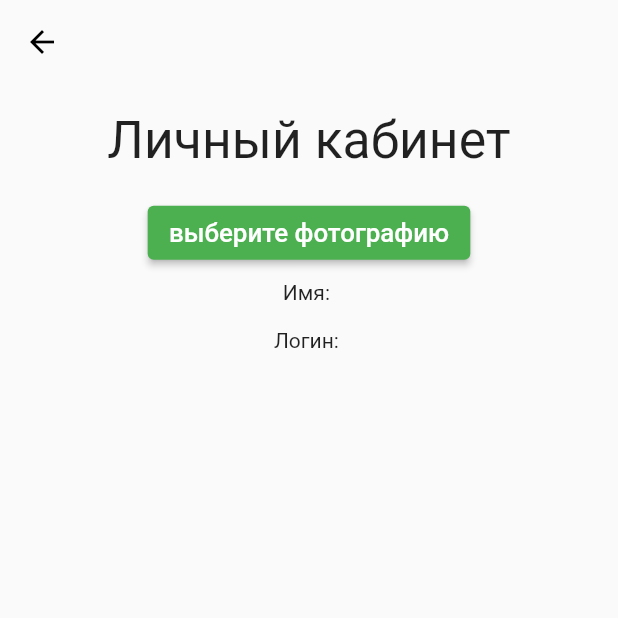
After one commit to sn1cka/diploma_flutter, a Flutter app: the MyOwnPage screen opened directly, after a tap on "выберите фотографию", on a phone screen of 412 x 824 dp, the top half of it. The commit adds this screen. Run offline on Flutter 3.47's test engine with Material 2 defaults, Android fonts, the phone set to English and light mode, and no system bars; our stand-ins replace cached_network_image, carousel_slider, dio, flutter_screenutil, hive, hive_flutter and 3 more; accounts and stored records are empty; generated files the repository leaves out were written again; network calls fail.

Commit message:
Added login and etc

```diff
--- a/lib/api/api_caller.dart
+++ b/lib/api/api_caller.dart
@@ -1,3 +1,5 @@
+import 'dart:io';
+
 import 'package:dio/dio.dart';
 import 'package:flutter_app/api/company_model.dart';
 import 'package:flutter_app/api/tour_model.dart';
@@ -21,11 +23,8 @@ abstract class RestClient {
 
   @POST('api/users/')
   @FormUrlEncoded()
-  Future<String> createUser(
-      @Field() String email,
-      @Field() String username,
-      @Field() String password,
-      @Field() String first_name);
+  Future<String> createUser(@Field() String email, @Field() String username,
+      @Field() String password, @Field() String first_name);
 
   @POST('api/jwt/create/')
   @FormUrlEncoded()
@@ -33,4 +32,16 @@ abstract class RestClient {
     @Field() String username,
     @Field() String password,
   );
+
+  @GET('api/users/me/')
+  Future<TokenResponseModel> getUser();
+
+  @MultiPart()
+  @POST('api/feeds')
+  Future<TokenResponseModel> postFeed(
+    @Part(name: 'photo' ) File photo,
+    @Field() int company,
+    @Field() String name,
+    @Field() String feed,
+  );
 }
--- a/lib/api/user_response_model.dart
+++ b/lib/api/user_response_model.dart
@@ -7,8 +7,11 @@ class ResponseModel {
   String? detail;
   String? username;
   String? password;
+  String? first_name;
 
-  ResponseModel({this.detail, this.username, this.password});
+  int? id;
+
+  ResponseModel({this.detail, this.username, this.password, this.id, this.first_name});
 
   factory ResponseModel.fromJson(Map<String, dynamic> json) => _$ResponseModelFromJson(json);
 
--- a/lib/components/drawer.dart
+++ b/lib/components/drawer.dart
@@ -2,6 +2,7 @@ import 'package:flutter/material.dart';
 import 'package:flutter_app/api/company_model.dart';
 import 'package:flutter_app/main.dart';
 import 'package:flutter_app/screens/feed_screen.dart';
+import 'package:flutter_app/screens/my_page.dart';
 import 'package:flutter_app/screens/registration_screen.dart';
 import 'package:flutter_app/screens/start_screen.dart';
 import 'package:flutter_app/screens/tour_suggestion_screen.dart';
@@ -42,7 +43,7 @@ class MyDrawer extends StatelessWidget {
             title: Text('Личный кабинет'),
             onTap: () {
               Navigator.pop(context);
-              openNewScreen(RegistrationScreen(), context);
+              openNewScreen(MyOwnPage(), context);
             },
           ),
           ListTile(
--- a/lib/screens/login_screen.dart
+++ b/lib/screens/login_screen.dart
@@ -54,7 +54,7 @@ class _LoginFormsState extends State<LoginForms> {
                   crossAxisAlignment: CrossAxisAlignment.start,
                   children: [
                     createForm(
-                        labelText: 'Email*',
+                        labelText: 'Логин*',
                         onChanged: (value) {
                           login = value;
                         },
@@ -80,8 +80,6 @@ class _LoginFormsState extends State<LoginForms> {
                         child: ElevatedButton(
                           onPressed: () async {
                             if (!isLoading && _formKey.currentState!.validate()) {
-                              // ScaffoldMessenger.of(context).showSnackBar(
-                              //     SnackBar(content: Text('Выполняется вход')));
                               auth();
                             }
                           },
--- a/lib/screens/main_screen.dart
+++ b/lib/screens/main_screen.dart
@@ -35,6 +35,7 @@ class _MainScreenState extends State<MainScreen> {
 
     apiClient.getAllTours().then((value) {
       setState(() {
+        value.sort((a,b) => -a.variants.length.compareTo(b.variants.length));
         popularTour = value.first;
         actual = value;
       });
--- /dev/null
+++ b/lib/screens/my_page.dart
@@ -0,0 +1,134 @@
+import 'dart:io';
+
+import 'package:dio/dio.dart';
+import 'package:flutter/material.dart';
+import 'package:flutter/widgets.dart';
+import 'package:flutter_app/api/api_caller.dart';
+import 'package:flutter_app/components/app_bar.dart';
+import 'package:flutter_screenutil/flutter_screenutil.dart';
+import 'package:hive/hive.dart';
+import 'package:image_picker/image_picker.dart';
+import 'package:logger/logger.dart';
+import 'package:path_provider/path_provider.dart';
+
+class MyOwnPage extends StatefulWidget {
+  const MyOwnPage({Key? key}) : super(key: key);
+
+  @override
+  _MyOwnPageState createState() => _MyOwnPageState();
+}
+
+class _MyOwnPageState extends State<MyOwnPage> {
+  File? image;
+  var name = '';
+  var login = '';
+  var isLoading = false;
+  late RestClient apicaller;
+  var refreshKey = GlobalKey<RefreshIndicatorState>();
+
+  void getData() {
+    var logger = Logger();
+    apicaller.getUser().then((value) {
+      setState(() {
+        name = value.first_name!;
+        login = value.username!;
+      });
+      logger.i(value.toJson());
+    }, onError: (e, s) {
+      logger.e(e);
+      logger.e(s);
+    });
+  }
+
+  @override
+  void initState() {
+    // TODO: implement initState
+    super.initState();
+    var dio = Dio();
+
+    var token = Hive.box('MyBox').get('token');
+    print(token);
+    dio.options.headers["Authorization"] = 'Bearer $token';
+    apicaller = RestClient(dio);
+    getImagePath().then((value) => image = File(value));
+    getData();
+  }
+
+  Future<String> getImagePath() async {
+    Directory appDocumentsDirectory =
+        await getApplicationDocumentsDirectory(); // 1
+    String appDocumentsPath = appDocumentsDirectory.path;
+    return '$appDocumentsPath/Me.jpg';
+  }
+
+  @override
+  Widget build(BuildContext context) {
+    return SafeArea(
+        child: Scaffold(
+      body: RefreshIndicator(
+        key: refreshKey,
+        onRefresh: () async {
+          getData();
+        },
+        child: SingleChildScrollView(
+          child: Column(
+            mainAxisAlignment: MainAxisAlignment.start,
+            mainAxisSize: MainAxisSize.max,
+            children: [
+              TransparentAppBar(),
+              Padding(
+                padding: EdgeInsets.all(16.w),
+                child: Text(
+                  'Личный кабинет',
+                  style: TextStyle(
+                    fontSize: 34.sp,
+                  ),
+                ),
+              ),
+              ElevatedButton(
+                onPressed: () async {
+                  print('AAA');
+
+                  PickedFile? pickedFile = await ImagePicker().getImage(
+                    source: ImageSource.gallery,
+                    maxWidth: 1800,
+                    maxHeight: 1800,
+                  );
+                  print('aaaaaa');
+                  print(pickedFile == null);
+                  if (pickedFile != null) {
+                    File imageFile = File(pickedFile.path);
+                    print(imageFile);
+                    var filePath = await getImagePath();
+                    await File(imageFile.path).copy(filePath);
+
+                    setState(() {
+                      image = File(filePath);
+                      print(image);
+                    });
+                  }
+                },
+                child: image == null
+                    ? Text('выберите фотографию')
+                    : Container(
+                        height: 300.h,
+                        child: Padding(
+                          padding: const EdgeInsets.all(8.0),
+                          child: Image.file(image!),
+                        )),
+              ),
+              Padding(
+                padding: const EdgeInsets.all(8.0),
+                child: Text('Имя: $name'),
+              ),
+              Padding(
+                padding: const EdgeInsets.all(8.0),
+                child: Text('Логин: $login'),
+              ),
+            ],
+          ),
+        ),
+      ),
+    ));
+  }
+}
--- a/pubspec.yaml
+++ b/pubspec.yaml
@@ -36,6 +36,7 @@ dependencies:
   hive: ^2.0.4                  #Сохранение данных в кэщ
   hive_flutter: ^1.0.0
   intl: ^0.17.0
+  image_picker: ^0.8.0+4
 
 
 dev_dependencies:
```
Also changed, not shown: lib/components/search_component.dart (+22 -9 lines), lib/api/api_caller.g.dart, lib/api/user_response_model.g.dart, pubspec.lock.
